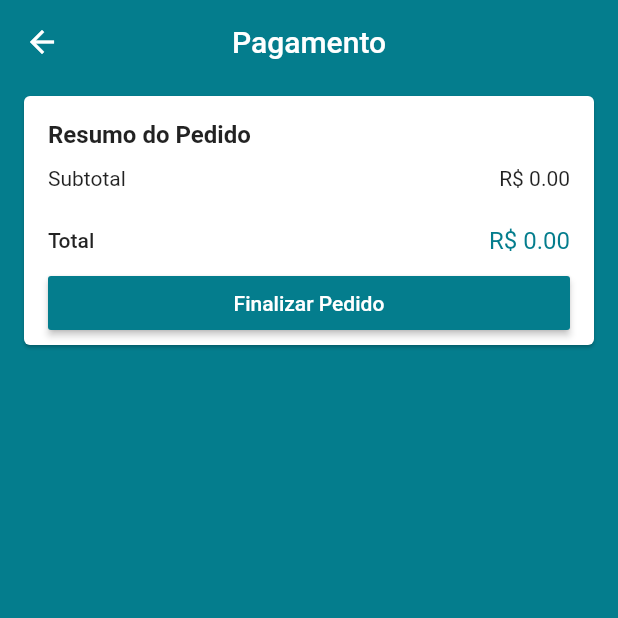
After one commit to diogocavassani/LojaVirtual, a Flutter app: the CheckoutScreen screen opened by its route, on a phone screen of 412 x 824 dp, the top half of it. The commit adds this screen. Run offline on Flutter 3.47's test engine with Material 2 defaults, Android fonts, the phone set to English and light mode, and no system bars; our stand-ins replace brasil_fields, carousel_pro, cloud_firestore, dio, firebase_auth, firebase_storage and 4 more; missing offline and left inert: alphabet_list_scroll_view; accounts and stored records are empty.

Commit message:
Enviado pedido

```diff
--- a/lib/common/empty_card.dart
+++ b/lib/common/empty_card.dart
@@ -24,7 +24,7 @@ class EmptyCard extends StatelessWidget {
           ),
           Text(
             title,
-            style: TextStyle(
+            style: const TextStyle(
               fontSize: 20.0,
               fontWeight: FontWeight.bold,
               color: Colors.white,
--- /dev/null
+++ b/lib/models/order.dart
@@ -0,0 +1,31 @@
+import 'package:cloud_firestore/cloud_firestore.dart';
+import 'package:loja_virtual/models/address.dart';
+import 'package:loja_virtual/models/cart_manager.dart';
+import 'package:loja_virtual/models/cart_product.dart';
+
+class Order {
+  Order.fromCartManager(CartManager cartManager) {
+    items = List.from(cartManager.items);
+    price = cartManager.totalPrice;
+    userId = cartManager.user.id;
+    address = cartManager.address;
+  }
+
+  String orderId;
+  List<CartProduct> items;
+  num price;
+  String userId;
+  Address address;
+  Timestamp date;
+
+  final Firestore firestore = Firestore.instance;
+
+  Future<void> save() async {
+    firestore.collection('orders').document(orderId).setData({
+      'items': items.map((e) => e.toOrderItemMap()).toList(),
+      'price': price,
+      'user': userId,
+      'address': address.toMap(),
+    });
+  }
+}
--- a/lib/screens/adress/address_screen.dart
+++ b/lib/screens/adress/address_screen.dart
@@ -19,7 +19,11 @@ class AddressScren extends StatelessWidget {
             builder: (_, cartManager, __) {
               return PriceCard(
                 buttonText: 'Continuar para o pagamento',
-                onPressed: cartManager.isAddressValid ? () {} : null,
+                onPressed: cartManager.isAddressValid
+                    ? () {
+                        Navigator.of(context).pushNamed('/checkout');
+                      }
+                    : null,
               );
             },
           ),
--- /dev/null
+++ b/lib/screens/checkout/checkout_screen.dart
@@ -0,0 +1,65 @@
+import 'package:flutter/material.dart';
+import 'package:loja_virtual/common/price_card.dart';
+import 'package:loja_virtual/models/cart_manager.dart';
+import 'package:loja_virtual/models/checkout_manager.dart';
+import 'package:provider/provider.dart';
+
+class CheckoutScreen extends StatelessWidget {
+  final GlobalKey<ScaffoldState> scaffoldKey = GlobalKey<ScaffoldState>();
+  @override
+  Widget build(BuildContext context) {
+    return ChangeNotifierProxyProvider<CartManager, CheckoutManager>(
+      create: (_) => CheckoutManager(),
+      update: (_, cartManager, checkoutManager) =>
+          checkoutManager..updateCart(cartManager),
+      lazy: false,
+      child: Scaffold(
+          key: scaffoldKey,
+          appBar: AppBar(
+            title: const Text('Pagamento'),
+            centerTitle: true,
+          ),
+          body: Consumer<CheckoutManager>(
+            builder: (_, checkoutManager, __) {
+              if (checkoutManager.loading) {
+                return Center(
+                  child: Column(
+                    mainAxisAlignment: MainAxisAlignment.center,
+                    children: const <Widget>[
+                      CircularProgressIndicator(
+                        valueColor: AlwaysStoppedAnimation(Colors.white),
+                      ),
+                      SizedBox(height: 16),
+                      Text(
+                        'Processando seu pagamento...',
+                        style: TextStyle(
+                            color: Colors.white,
+                            fontWeight: FontWeight.w800,
+                            fontSize: 16),
+                      )
+                    ],
+                  ),
+                );
+              }
+
+              return ListView(
+                children: <Widget>[
+                  PriceCard(
+                    buttonText: 'Finalizar Pedido',
+                    onPressed: () {
+                      checkoutManager.checkout(onStockFail: (e) {
+                        Navigator.of(context).popUntil(
+                            (route) => route.settings.name == '/cart');
+                      }, onSuccess: () {
+                        Navigator.of(context).popUntil(
+                            (route) => route.settings.name == '/base');
+                      });
+                    },
+                  ),
+                ],
+              );
+            },
+          )),
+    );
+  }
+}
```
Also changed, not shown: lib/main.dart (+7 -2 lines), lib/models/cart_manager.dart (+8 -0 lines), lib/models/cart_product.dart (+17 -3 lines), lib/models/checkout_manager.dart (added, +97 -0 lines).
